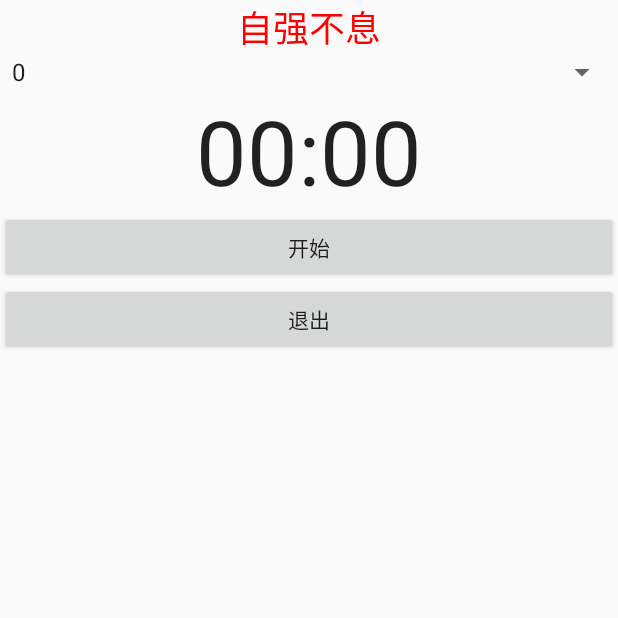
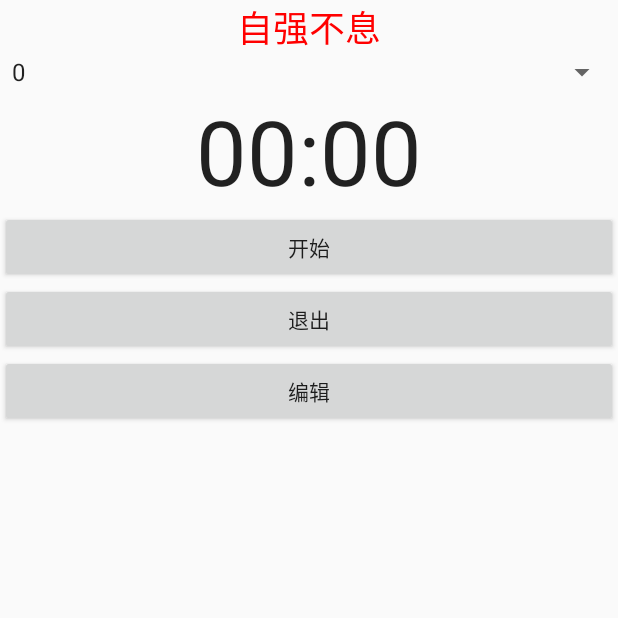
Before and after one commit to buyulian/Refusing-procrastination-Android-App, an Android app: the screen it shows after launch (MainActivity), on a phone screen of 412 x 824 dp, the top half of it. Run offline under Robolectric (Android 15) with nearby library versions, the phone set to English and light mode, and no system bars.

Commit message:
增加一个 activity

```diff
--- a/app/src/main/java/com/example/buyulian/study/MainActivity.java
+++ b/app/src/main/java/com/example/buyulian/study/MainActivity.java
@@ -18,9 +18,11 @@ import java.util.Date;
 public class MainActivity extends Activity {
     private Button button;
     private Button buttonExit;
+    private Button buttonEdit;
     private Spinner spinner;
     private Chronometer chronometer;
     private Intent intent;
+    private Intent intentEdit;
     private boolean isFinished=false;
     private int limitTime=180;
     @Override
@@ -34,9 +36,11 @@ public class MainActivity extends Activity {
     private void initView(){
         button=findViewById(R.id.button);
         buttonExit=findViewById(R.id.buttonExit);
+        buttonEdit=findViewById(R.id.buttonEdit);
         spinner=findViewById(R.id.spinner1);
         chronometer=findViewById(R.id.chronometer);
         intent=new Intent(this,RemindService.class);
+        intentEdit=new Intent(this,EditActivity.class);
 
 
         startService(intent);
@@ -74,6 +78,13 @@ public class MainActivity extends Activity {
             @Override
             public void onClick(View v) {
                 exit();
+            }
+        });
+
+        buttonEdit.setOnClickListener(new View.OnClickListener() {
+            @Override
+            public void onClick(View v) {
+                startActivity(intentEdit);
             }
         });
 
--- a/app/src/main/res/layout/activity_main.xml
+++ b/app/src/main/res/layout/activity_main.xml
@@ -34,8 +34,10 @@
             android:text="@string/button_exit"
             android:layout_width="match_parent"
             android:layout_height="wrap_content" android:id="@+id/buttonExit"/>
-
-
+    <Button
+            android:text="@string/button_edit"
+            android:layout_width="match_parent"
+            android:layout_height="wrap_content" android:id="@+id/buttonEdit"/>
 
 
 </LinearLayout>
--- a/app/src/main/res/values/strings.xml
+++ b/app/src/main/res/values/strings.xml
@@ -4,5 +4,6 @@
     <string name="text_view">自强不息</string>
     <string name="button">开始</string>
     <string name="button_exit">退出</string>
+    <string name="button_edit">编辑</string>
 
 </resources>
```
Also changed, not shown: app/src/main/AndroidManifest.xml (+5 -2 lines), app/src/main/java/com/example/buyulian/study/EditActivity.java (added, +12 -0 lines), app/src/main/java/com/example/buyulian/study/EncourageContent.java (+8 -0 lines), app/src/main/res/layout/activity_edit.xml (added, +18 -0 lines).
